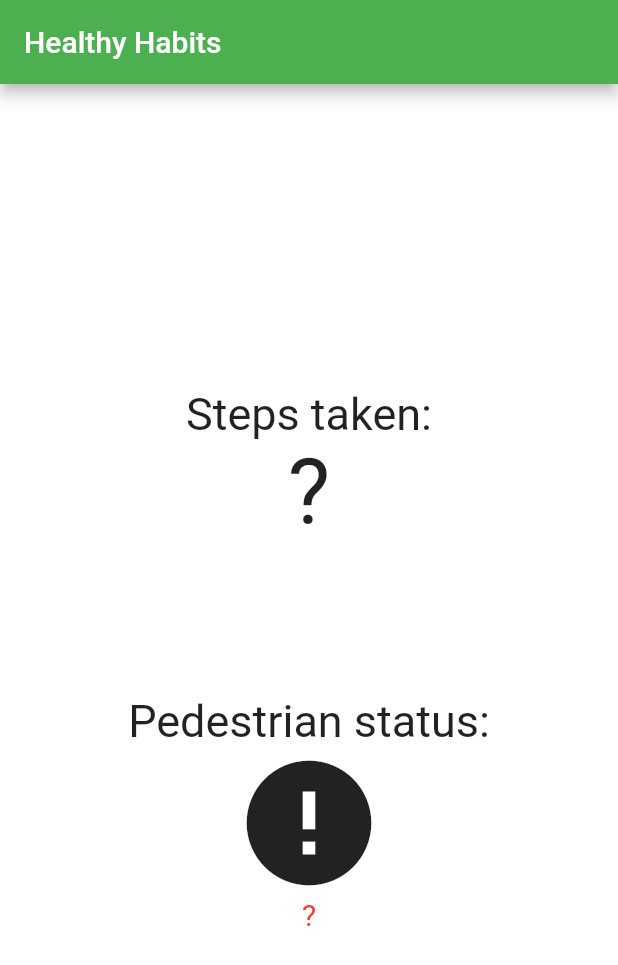
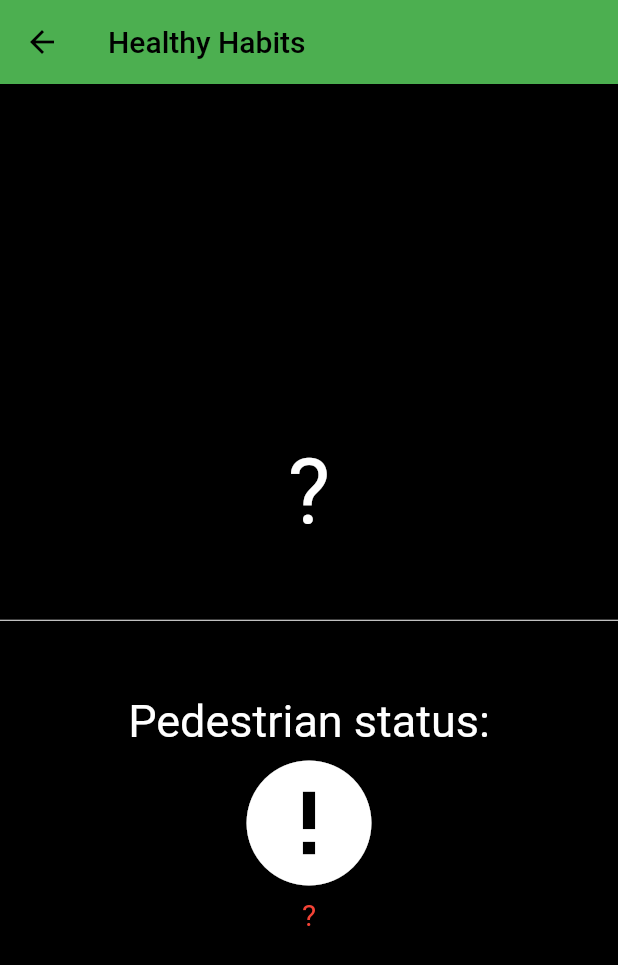
Before and after one commit to robharper00/SE300_DARM, a Flutter app: the screen it shows after launch, after a tap on "PEDOMETER", on a phone screen of 412 x 824 dp. Shown: the top 965 px of the screen. Run offline on Flutter 3.47's test engine with Material 2 defaults, Android fonts, the phone set to English and light mode, and no system bars; our stand-ins replace pedometer; missing offline and left inert: heart_bpm.

Commit message:
Implemented pedometer/heart monitor

```diff
--- a/lib/pedometer_screen.dart
+++ b/lib/pedometer_screen.dart
@@ -1,4 +1,5 @@
 import 'package:flutter/material.dart';
+import 'package:healthy_habits/main_menu.dart';
 import 'dart:async';
 import 'package:pedometer/pedometer.dart';
 
@@ -72,11 +73,28 @@
       theme: ThemeData(
         primarySwatch: Colors.green,
         //accentColor: Colors.white,
-        canvasColor: Colors.white,
+        canvasColor: Colors.black, // change to white if ugly
       ),
       home: Scaffold(
         appBar: AppBar(
-          title: const Text('Healthy Habits'),
+          leading: IconButton(
+            icon: Icon(
+              Icons.arrow_back,
+              color: Colors.black,
+            ),
+            onPressed: () {
+              Navigator.push(
+                context,
+                MaterialPageRoute(builder: (context) => MainMenu()),
+              );
+            },
+          ),
+          title: const Text(
+            'Healthy Habits',
+            style: TextStyle(
+              color: Colors.black,
+            ),
+          ),
         ),
         body: Center(
           child: Column(
@@ -88,7 +106,8 @@
               ),
               Text(
                 _steps,
-                style: TextStyle(fontSize: 60),
+                style: TextStyle(
+                    fontSize: 60, color: Colors.white), // remove color if ugly
               ),
               Divider(
                 height: 100,
@@ -97,7 +116,8 @@
               ),
               Text(
                 'Pedestrian status:',
-                style: TextStyle(fontSize: 30),
+                style: TextStyle(
+                    fontSize: 30, color: Colors.white), // remove color if ugly
               ),
               Icon(
                   _status == 'walking'
@@ -106,7 +126,7 @@
                           ? Icons.accessibility_new
                           : Icons.error,
                   size: 100,
-              ),
+                  color: Colors.white), // remove color if ugly
               Center(
                 child: Text(
                   _status,
@@ -114,7 +134,7 @@
                       ? TextStyle(fontSize: 30)
                       : TextStyle(fontSize: 20, color: Colors.red),
                 ),
-              )
+              ),
             ],
           ),
         ),
--- a/pubspec.yaml
+++ b/pubspec.yaml
@@ -38,6 +38,7 @@
   cupertino_icons: ^1.0.2
   pedometer: ^3.0.0
   sqflite: ^2.2.0+3
+  heart_bpm: ^1.1.1+0
 
 dev_dependencies:
   flutter_test:
```
Also changed, not shown: lib/heart_rate_screen.dart (+93 -1 lines), lib/main_menu.dart (+7 -2 lines), pubspec.lock, 1 other file. Lines whose indentation alone changed are shown as unchanged.
